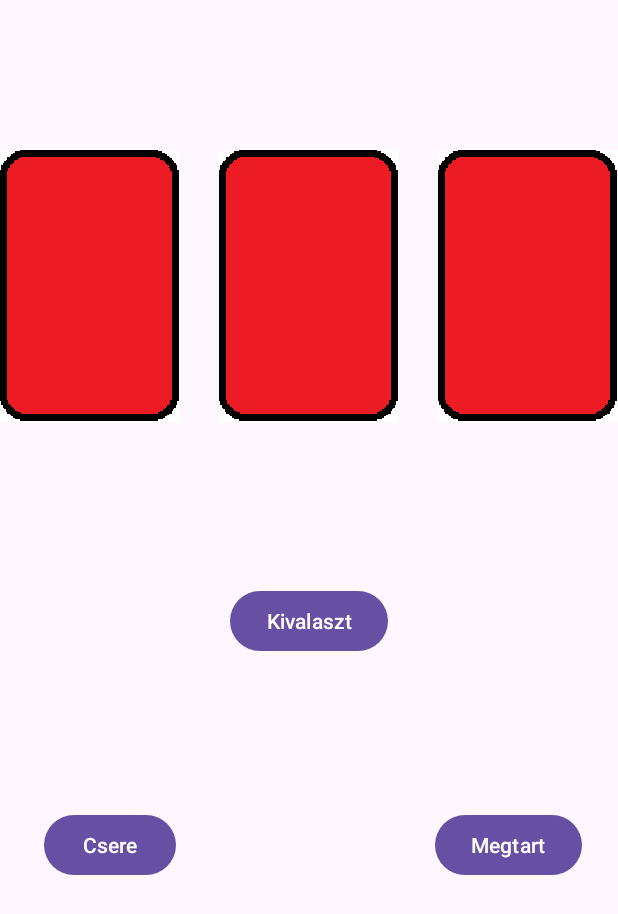
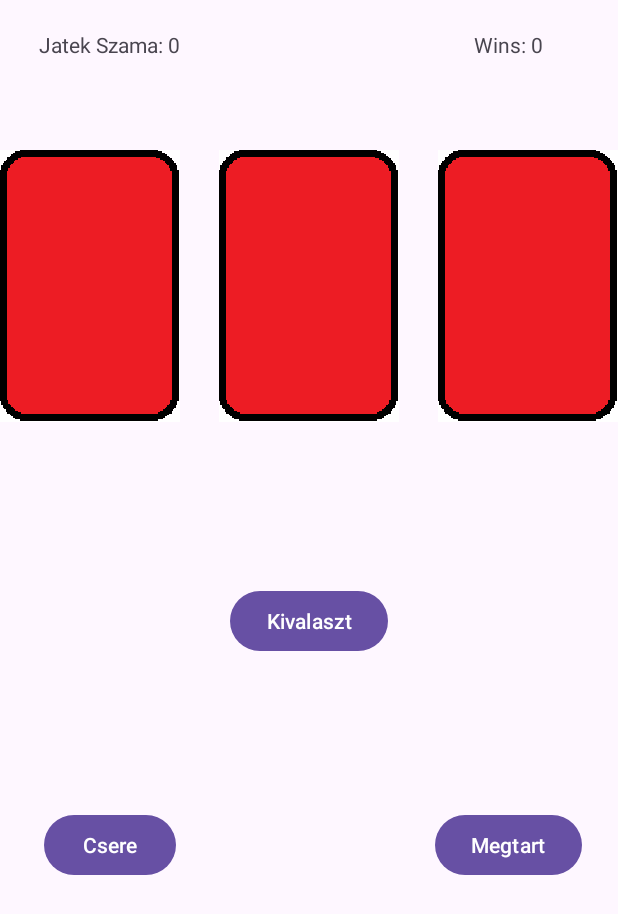
Before and after one commit to BalazsBarkoczi/MontyHall, an Android app: the screen it shows after launch (MainActivity), on a phone screen of 412 x 824 dp. Shown: the top 914 px of the screen. Run offline under Robolectric (Android 15) with nearby library versions, the phone set to English and light mode, and no system bars.

```diff
--- a/app/src/main/res/layout/activity_main.xml
+++ b/app/src/main/res/layout/activity_main.xml
@@ -104,4 +104,22 @@
         app:layout_constraintEnd_toEndOf="parent"
         app:layout_constraintStart_toStartOf="parent" />
 
+    <TextView
+        android:id="@+id/jatekSzamaText"
+        android:layout_width="wrap_content"
+        android:layout_height="wrap_content"
+        android:text="Jatek Szama: 0"
+        app:layout_constraintEnd_toStartOf="@+id/guideline3"
+        app:layout_constraintStart_toStartOf="parent"
+        app:layout_constraintTop_toTopOf="@+id/guideline5" />
+
+    <TextView
+        android:id="@+id/nyeresekSzamaText"
+        android:layout_width="wrap_content"
+        android:layout_height="wrap_content"
+        android:text="Wins: 0"
+        app:layout_constraintEnd_toEndOf="parent"
+        app:layout_constraintStart_toStartOf="@+id/guideline2"
+        app:layout_constraintTop_toTopOf="@+id/guideline5" />
+
 </androidx.constraintlayout.widget.ConstraintLayout>
```
Also changed, not shown: app/src/main/java/com/example/montyhall/MainActivity.java (+103 -0 lines).
